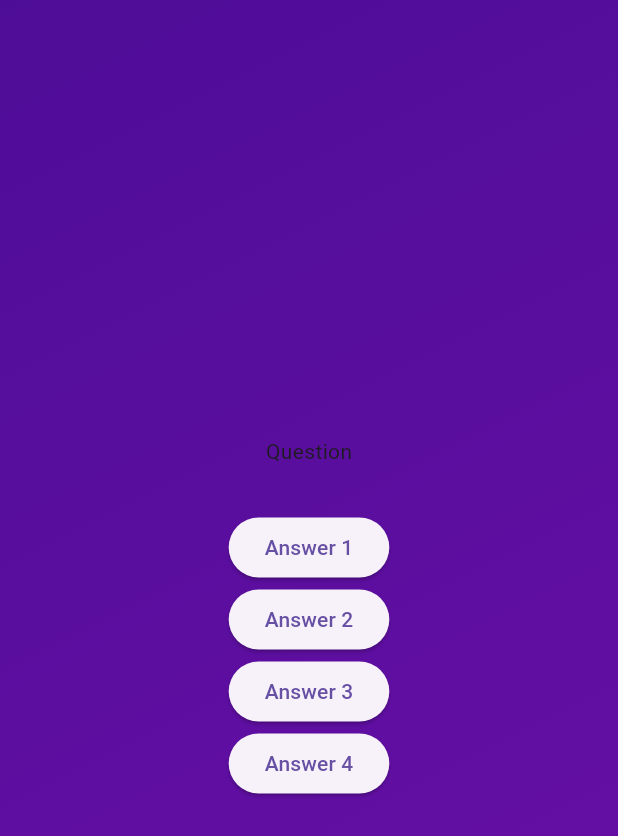
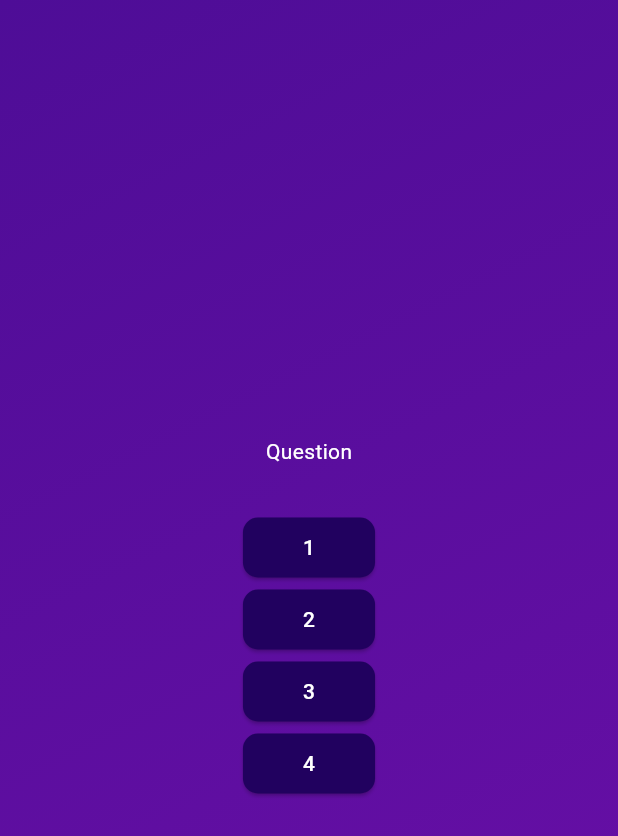
Before and after one commit to kraevskiy/flutter_quiz, a Flutter app: the screen it shows after launch, after a tap on "Start Quiz", on a phone screen of 412 x 824 dp. Shown: the top 836 px of the screen. Run offline on Flutter 3.47's test engine with Material 3 defaults, Android fonts, the phone set to English and light mode, and no system bars.

Commit message:
added button

```diff
--- /dev/null
+++ b/lib/answer_button.dart
@@ -0,0 +1,28 @@
+import 'package:flutter/material.dart';
+
+class AnswerButton extends StatelessWidget {
+  const AnswerButton(
+      {super.key, required this.answerText, required this.onTap});
+
+  final String answerText;
+  final void Function() onTap;
+
+  @override
+  Widget build(BuildContext context) {
+    return ElevatedButton(
+      onPressed: onTap,
+      style: ElevatedButton.styleFrom(
+        padding: const EdgeInsets.symmetric(
+          vertical: 10,
+          horizontal: 40,
+        ),
+        backgroundColor: const Color.fromARGB(255, 33, 1, 95),
+        foregroundColor: Colors.white,
+        shape: RoundedRectangleBorder(
+          borderRadius: BorderRadius.circular(10),
+        ),
+      ),
+      child: Text(answerText),
+    );
+  }
+}
--- a/lib/questions_screen.dart
+++ b/lib/questions_screen.dart
@@ -1,4 +1,6 @@
 import 'package:flutter/material.dart';
+
+import 'package:quiz_app/answer_button.dart';
 
 class QuestionsScreen extends StatefulWidget {
   const QuestionsScreen({super.key});
@@ -17,25 +19,30 @@ class _QuestionsScreenState extends State<QuestionsScreen> {
       child: Column(
         mainAxisAlignment: MainAxisAlignment.center,
         children: [
-          const Text('Question'),
+          const Text(
+            'Question',
+            style: TextStyle(
+              color: Colors.white,
+            ),
+          ),
           const SizedBox(
             height: 30,
           ),
-          ElevatedButton(
-            onPressed: () {},
-            child: const Text('Answer 1'),
+          AnswerButton(
+            answerText: '1',
+            onTap: () {},
           ),
-          ElevatedButton(
-            onPressed: () {},
-            child: const Text('Answer 2'),
+          AnswerButton(
+            answerText: '2',
+            onTap: () {},
           ),
-          ElevatedButton(
-            onPressed: () {},
-            child: const Text('Answer 3'),
+          AnswerButton(
+            answerText: '3',
+            onTap: () {},
           ),
-          ElevatedButton(
-            onPressed: () {},
-            child: const Text('Answer 4'),
+          AnswerButton(
+            answerText: '4',
+            onTap: () {},
           ),
         ],
       ),
```
